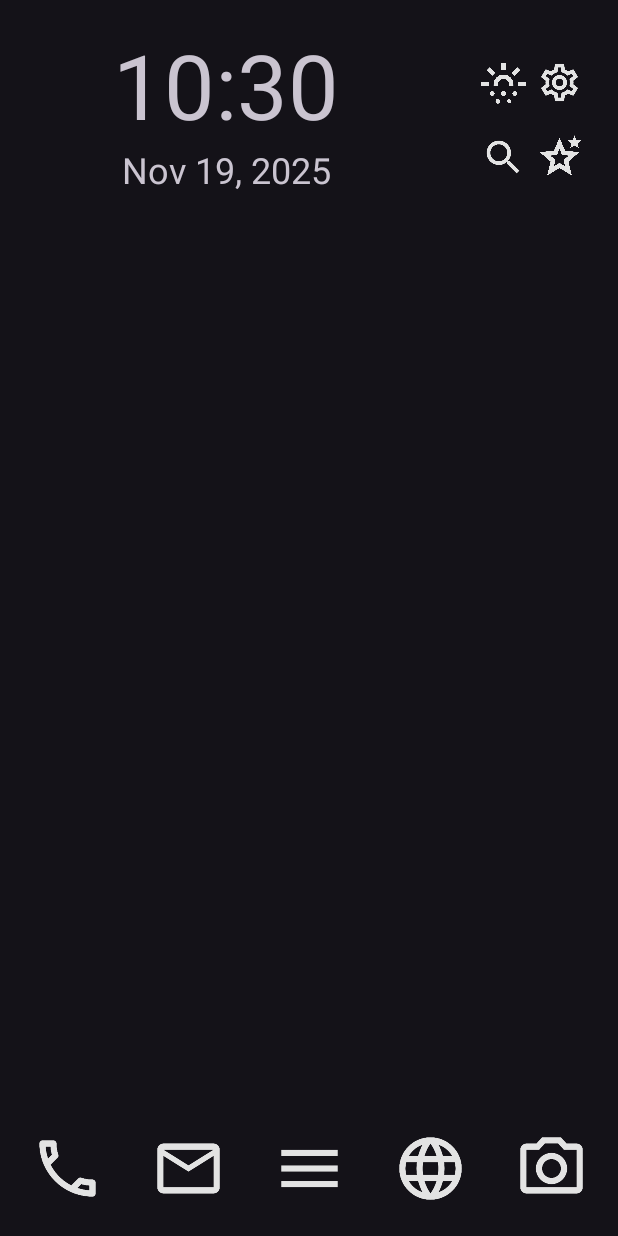
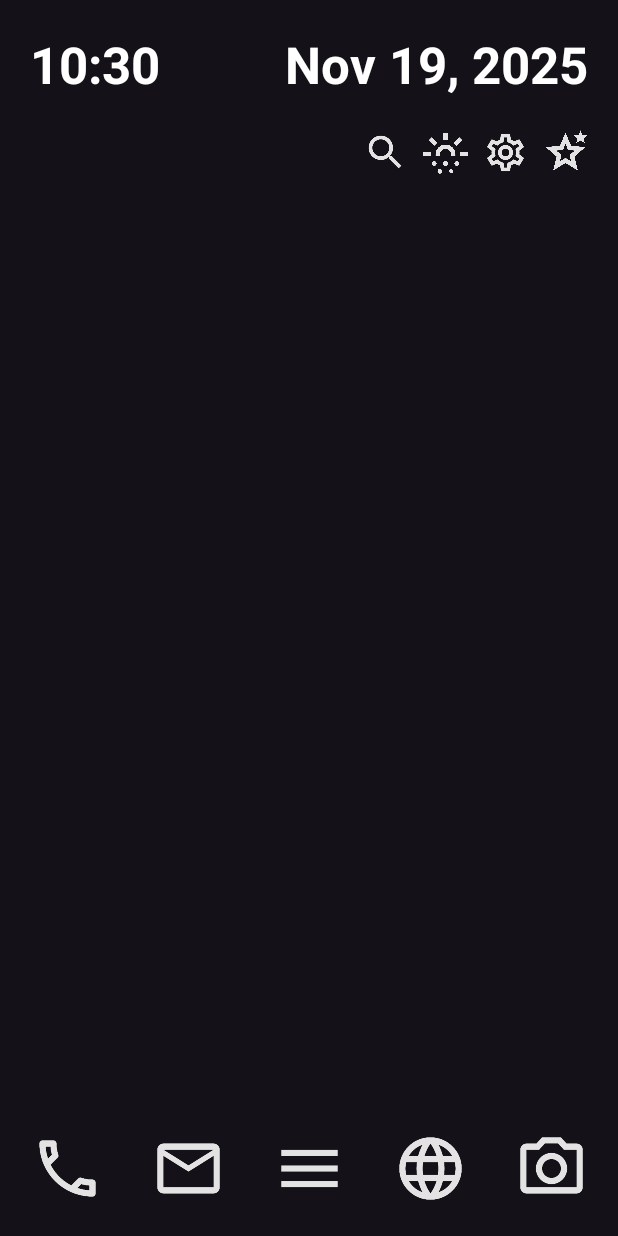
Before and after one commit to pphome2/TxTLauncher, an Android app: the screen it shows after launch (MainActivity), on a phone screen of 412 x 824 dp. Run offline under Robolectric (Android 15) with nearby library versions, the phone set to English and light mode, and no system bars; 8 statements that could not run were skipped.

Commit message:
20251119

```diff
--- a/TxTLauncher/app/src/main/java/com/wswdteam/txtlauncher/MainActivity.java
+++ b/TxTLauncher/app/src/main/java/com/wswdteam/txtlauncher/MainActivity.java
@@ -156,18 +156,10 @@ public class MainActivity extends AppCompatActivity {
 
         TextView tv = findViewById(R.id.mainTitle);
         defaultFontSize = tv.getTextSize();
-        // float scaledDensity = configuration.fontScale;
+        // méretezés: float scaledDensity = configuration.fontScale;
         // @float defaultTextSize = 14f;
-        // számítás
-        // defaultPlusFontSize = (defaultFontSize * scaledDensity) - defaultFontSize + defaultPlusFontSize;
-        // defaultPlusFontSizeTitle = (defaultFontSize * scaledDensity) - defaultFontSize + defaultPlusFontSizeTitle;
-
-        // tv = findViewById(R.id.digitalClock);
-        // tv.setTextSize(tv.getTextSize());
-        // tv.setTextSize(TypedValue.COMPLEX_UNIT_PX,defaultFontSize + (5 * defaultPlusFontSize));
-        // tv = findViewById(R.id.digitalDate);
-        // tv.setTextSize(tv.getTextSize());
-        // tv.setTextSize(TypedValue.COMPLEX_UNIT_PX, defaultFontSize + (1 * defaultPlusFontSize));
+        // - méretezetten: defaultPlusFontSize = (defaultFontSize * scaledDensity) - defaultFontSize + defaultPlusFontSize;
+        // - méretezetten: defaultPlusFontSizeTitle = (defaultFontSize * scaledDensity) - defaultFontSize + defaultPlusFontSizeTitle;
 
         int currentNightMode = configuration.uiMode & Configuration.UI_MODE_NIGHT_MASK;
         isDarkMode = currentNightMode == Configuration.UI_MODE_NIGHT_YES;
@@ -185,6 +177,15 @@ public class MainActivity extends AppCompatActivity {
             defaultSelectColor = getColor(com.google.android.material.R.color.design_default_color_secondary_variant);
             defaultLetterColor = getColor(com.google.android.material.R.color.design_dark_default_color_primary_variant);
         }
+
+        tv = findViewById(R.id.digitalClock);
+        tv.setTextSize(tv.getTextSize());
+        tv.setTextSize(TypedValue.COMPLEX_UNIT_PX,defaultFontSize + (2 * defaultPlusFontSizeTitle));
+        tv.setTextColor(defaultTextColor);
+        tv = findViewById(R.id.digitalDate);
+        tv.setTextSize(tv.getTextSize());
+        tv.setTextSize(TypedValue.COMPLEX_UNIT_PX, defaultFontSize + (2 * defaultPlusFontSizeTitle));
+        tv.setTextColor(defaultTextColor);
 
         AppContext = this.getApplicationContext();
         sharedPreferences = getSharedPreferences(PRIVATE_SETTINGS_TAG, MODE_PRIVATE);
--- a/TxTLauncher/app/src/main/res/layout/activity_main.xml
+++ b/TxTLauncher/app/src/main/res/layout/activity_main.xml
@@ -32,121 +32,92 @@
         android:layout_width="match_parent"
         android:layout_height="wrap_content"
         android:orientation="horizontal"
-        android:paddingTop="16dp"
-        android:paddingRight="16dp"
-        android:paddingLeft="16dp"
+        android:paddingTop="20dp"
+        android:paddingRight="20dp"
+        android:paddingLeft="20dp"
         android:paddingBottom="5dp"
         tools:ignore="DisableBaselineAlignment,MissingConstraints">
 
-        <LinearLayout
-            android:id="@+id/lLayout1_1"
-            android:layout_width="wrap_content"
-            android:layout_height="wrap_content"
-            android:orientation="vertical"
-            android:gravity="start"
-            android:paddingStart="0dp"
-            android:paddingEnd="20dp"
-            android:layout_weight="8"
-            tools:ignore="MissingConstraints">
-
             <TextView
                 android:id="@+id/digitalClock"
-                android:layout_width="match_parent"
+                android:layout_width="0dp"
                 android:layout_height="wrap_content"
+                android:layout_weight="1"
                 android:onClick="openClock"
-                android:textAlignment="center"
-                android:textSize="60sp"
-                app:layout_constraintStart_toStartOf="parent"
-                app:layout_constraintTop_toTopOf="parent" />
+                android:gravity="start"
+                android:textAlignment="gravity"
+                android:textStyle="bold"
+                android:textColor="@color/white"
+                tools:ignore="NestedWeights" />
 
             <TextView
                 android:id="@+id/digitalDate"
-                android:layout_width="match_parent"
+                android:layout_width="wrap_content"
                 android:layout_height="wrap_content"
                 android:onClick="openClock"
-                android:textAlignment="center"
-                android:textSize="24sp"
-                app:layout_constraintStart_toStartOf="@id/digitalClock"
-                app:layout_constraintTop_toBottomOf="@id/digitalClock" />
-
-        </LinearLayout>
+                android:gravity="start"
+                android:textAlignment="gravity"
+                android:textStyle="bold" />
+    </LinearLayout>
 
         <LinearLayout
-            android:id="@+id/lLayout1_2"
-            android:layout_width="wrap_content"
+            android:id="@+id/lLayout2"
+            android:layout_width="match_parent"
             android:layout_height="wrap_content"
-            android:orientation="vertical"
+            android:orientation="horizontal"
+            android:paddingTop="16dp"
+            android:paddingRight="20dp"
+            android:paddingLeft="20dp"
+            android:paddingBottom="5dp"
             android:gravity="end"
-            android:layout_weight="1"
-            android:paddingTop="24dp"
-            android:paddingBottom="5dp"
-            tools:ignore="MissingConstraints">
+            app:layout_constraintTop_toBottomOf="@id/lLayout1"
+            tools:ignore="DisableBaselineAlignment,MissingConstraints">
+
+            <ImageView
+                android:id="@+id/searchButton"
+                android:layout_width="30dp"
+                android:layout_height="30dp"
+                android:layout_marginStart="10dp"
+                android:layout_marginEnd="0dp"
+                android:background="@android:color/transparent"
+                android:contentDescription="@string/button_search"
+                android:onClick="startSearch"
+                app:srcCompat="@drawable/search" />
 
             <ImageView
                 android:id="@+id/weatherButton"
                 android:layout_width="30dp"
                 android:layout_height="30dp"
-                android:layout_marginTop="0dp"
+                android:layout_marginStart="10dp"
                 android:layout_marginEnd="0dp"
                 android:background="@android:color/transparent"
                 android:contentDescription="@string/button_weather"
                 android:onClick="openWeatherSearch"
-                app:layout_constraintEnd_toEndOf="parent"
-                app:layout_constraintTop_toTopOf="parent"
+                android:gravity="center"
                 app:srcCompat="@drawable/weather" />
-
-            <ImageView
-                android:id="@+id/searchButton"
-                android:layout_width="30dp"
-                android:layout_height="30dp"
-                android:layout_marginTop="20dp"
-                android:layout_marginEnd="0dp"
-                android:background="@android:color/transparent"
-                android:contentDescription="@string/button_search"
-                android:onClick="startSearch"
-                app:layout_constraintEnd_toEndOf="parent"
-                app:layout_constraintTop_toTopOf="parent"
-                app:srcCompat="@drawable/search" />
-        </LinearLayout>
-
-        <LinearLayout
-            android:id="@+id/lLayout1_3"
-            android:layout_width="wrap_content"
-            android:layout_height="wrap_content"
-            android:orientation="vertical"
-            android:layout_weight="1"
-            android:gravity="center"
-            android:paddingTop="24dp"
-            android:paddingBottom="5dp"
-            tools:ignore="MissingConstraints,RtlSymmetry">
 
             <ImageView
                 android:id="@+id/settingsButton"
                 android:layout_width="30dp"
                 android:layout_height="30dp"
-                android:layout_marginTop="0dp"
+                android:layout_marginStart="10dp"
                 android:layout_marginEnd="0dp"
                 android:background="@android:color/transparent"
                 android:contentDescription="@string/button_settings"
                 android:onClick="openAndroidSystemSettings"
-                app:layout_constraintEnd_toEndOf="parent"
-                app:layout_constraintTop_toTopOf="parent"
                 app:srcCompat="@drawable/settings" />
 
             <ImageView
                 android:id="@+id/mapButton"
                 android:layout_width="30dp"
                 android:layout_height="30dp"
-                android:layout_marginTop="20dp"
+                android:layout_marginStart="10dp"
                 android:layout_marginEnd="0dp"
                 android:background="@android:color/transparent"
                 android:contentDescription="@string/button_aiapp"
                 android:onClick="openAI"
-                app:layout_constraintEnd_toEndOf="parent"
-                app:layout_constraintTop_toTopOf="parent"
                 app:srcCompat="@drawable/ai_star" />
 
-        </LinearLayout>
     </LinearLayout>
 
     <View
```
